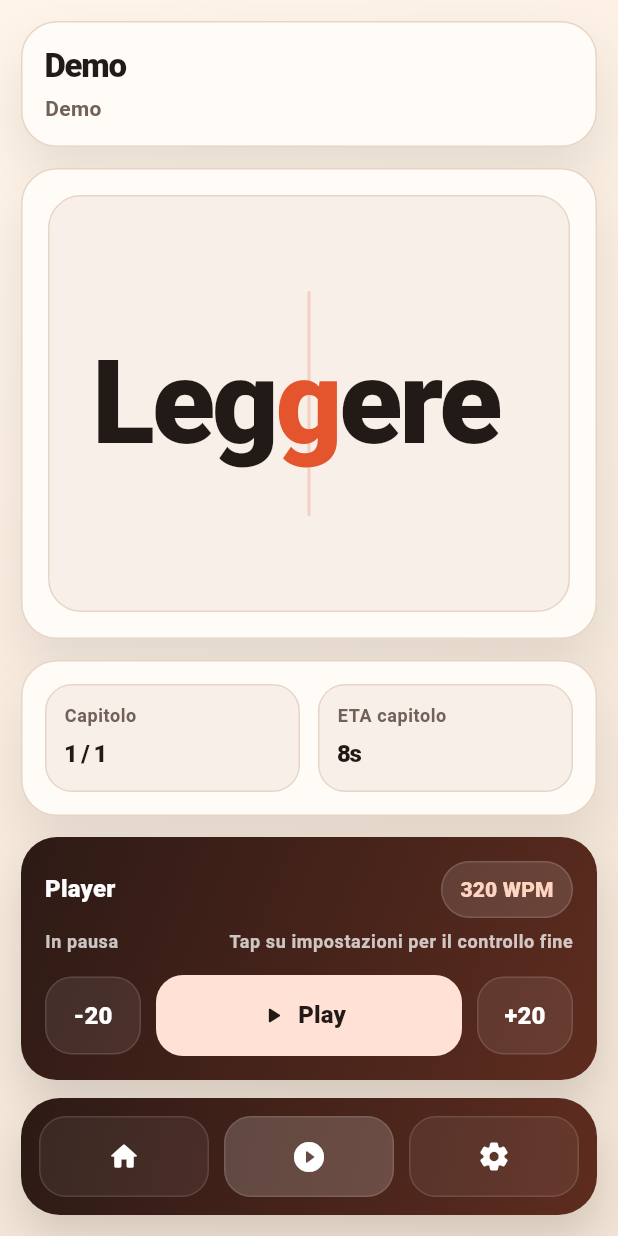
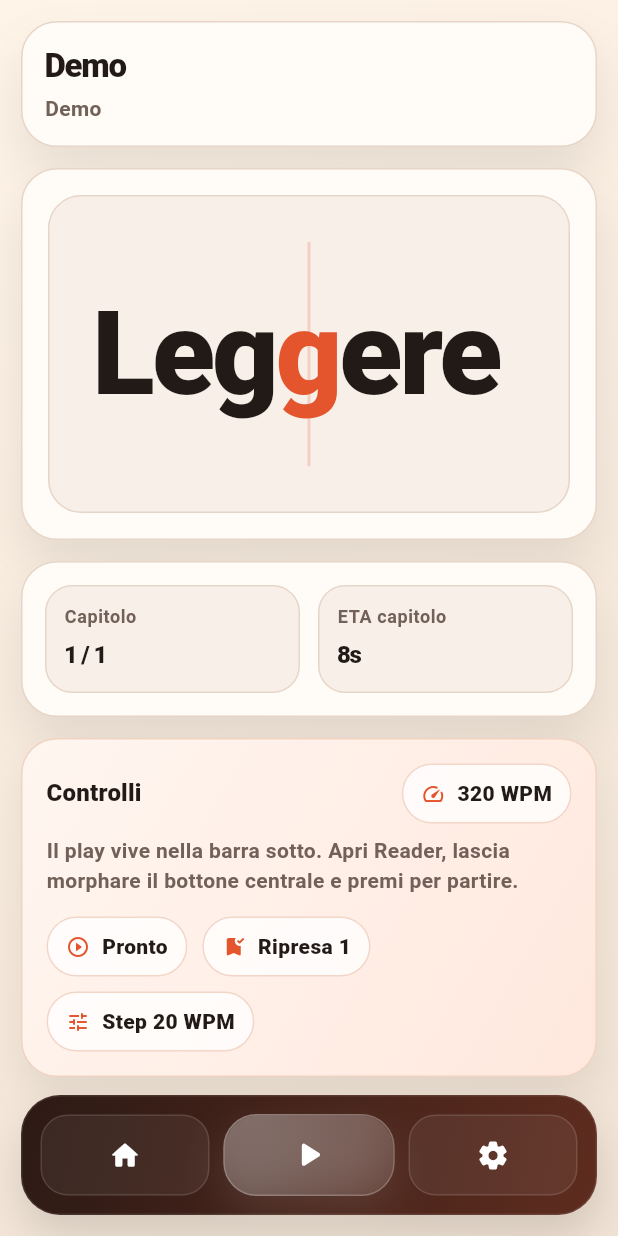
Before and after one commit to nicchia-code/speedy-pizza, a Flutter app: the screen it shows after launch, item 2 of the bottom bar chosen, on a phone screen of 412 x 824 dp. Run offline on Flutter 3.47's test engine with Material 3 defaults, Android fonts, the phone set to English and light mode, and no system bars; missing offline and left inert: dart:html.

Commit message:
feat: add android project and refine player flow

```diff
--- a/lib/main.dart
+++ b/lib/main.dart
@@ -93,8 +93,7 @@ class ReaderPage extends StatefulWidget {
   State<ReaderPage> createState() => _ReaderPageState();
 }
 
-class _ReaderPageState extends State<ReaderPage>
-    with SingleTickerProviderStateMixin {
+class _ReaderPageState extends State<ReaderPage> with TickerProviderStateMixin {
   final TextEditingController _textController = TextEditingController(
     text: _demoText,
   );
@@ -106,6 +105,7 @@ class _ReaderPageState extends State<ReaderPage>
   final ReadingSessionStore _sessionStore = createReadingSessionStore();
 
   late final Ticker _ticker;
+  late final AnimationController _readerPlayHintController;
 
   List<String> _words = _tokenize(_demoText);
   List<String> _chapterTexts = const [_demoText];
@@ -153,6 +153,8 @@ class _ReaderPageState extends State<ReaderPage>
   String get _activeSourceLabel => _prettifySourceName(_loadedFileName);
 
   bool get _hasImportedSource => _loadedFileName != null;
+  bool get _showReaderPlayTrigger =>
+      _activeTab == _AppTab.reader && !_isPlaying;
 
   String get _resumePointLabel => _hasWords ? '${_currentWordIndex + 1}' : '--';
 
@@ -189,6 +191,10 @@ class _ReaderPageState extends State<ReaderPage>
   void initState() {
     super.initState();
     _ticker = createTicker(_handleTick);
+    _readerPlayHintController = AnimationController(
+      vsync: this,
+      duration: const Duration(milliseconds: 3200),
+    )..repeat();
     _log('initState: reader ready');
     _restoreSession();
   }
@@ -203,6 +209,7 @@ class _ReaderPageState extends State<ReaderPage>
   void dispose() {
     _saveCurrentSession();
     _ticker.dispose();
+    _readerPlayHintController.dispose();
     _textController.dispose();
     _draftTextController.dispose();
     _resumeController.dispose();
@@ -721,6 +728,14 @@ class _ReaderPageState extends State<ReaderPage>
   void _adjustSpeedBy(double delta) {
     final nextValue = (_wordsPerMinute + delta).clamp(120.0, 900.0);
     _setSpeed(nextValue);
+  }
+
+  void _handleIdleReaderTrigger() {
+    if (_activeTab == _AppTab.reader) {
+      _togglePlayback();
+      return;
+    }
+    _navigateToTab(_AppTab.reader);
   }
 
   Future<void> _openAddContentSheet() async {
@@ -945,7 +960,7 @@ class _ReaderPageState extends State<ReaderPage>
     );
   }
 
-  Widget _buildPlayerCard(BuildContext context, {required bool compact}) {
+  Widget _buildReaderStatusCard(BuildContext context, {required bool compact}) {
     final textTheme = Theme.of(context).textTheme;
 
     return Container(
@@ -959,12 +974,13 @@ class _ReaderPageState extends State<ReaderPage>
         gradient: const LinearGradient(
           begin: Alignment.topLeft,
           end: Alignment.bottomRight,
-          colors: [Color(0xFF2D1A15), Color(0xFF5E2C1F)],
+          colors: [Color(0xFFFFF6F0), Color(0xFFFFE8DE)],
         ),
         borderRadius: BorderRadius.circular(compact ? 24 : 28),
+        border: Border.all(color: const Color(0xFFF1D3C2)),
         boxShadow: const [
           BoxShadow(
-            color: Color(0x22000000),
+            color: Color(0x14000000),
             blurRadius: 24,
             offset: Offset(0, 14),
           ),
@@ -976,117 +992,80 @@ class _ReaderPageState extends State<ReaderPage>
           Row(
             children: [
               Text(
-                'Player',
+                'Controlli',
                 style: textTheme.titleMedium?.copyWith(
-                  color: Colors.white,
+                  color: _ink,
                   fontWeight: FontWeight.w900,
                 ),
               ),
               const Spacer(),
-              Container(
-                padding: const EdgeInsets.symmetric(
-                  horizontal: 12,
-                  vertical: 8,
-                ),
-                decoration: BoxDecoration(
-                  color: Colors.white.withValues(alpha: 0.12),
-                  borderRadius: BorderRadius.circular(999),
-                  border: Border.all(
-                    color: Colors.white.withValues(alpha: 0.14),
-                  ),
-                ),
-                child: Text(
-                  '${_wordsPerMinute.round()} WPM',
-                  style: textTheme.labelLarge?.copyWith(
-                    color: const Color(0xFFFFD5C2),
-                    fontWeight: FontWeight.w800,
-                  ),
-                ),
+              _buildReaderStatePill(
+                label: '${_wordsPerMinute.round()} WPM',
+                icon: Icons.speed_rounded,
               ),
             ],
           ),
           const SizedBox(height: 8),
-          Row(
+          Text(
+            _isPlaying
+                ? 'La barra sotto e in modalita player. Da li puoi rallentare, mettere in pausa o accelerare.'
+                : 'Il play vive nella barra sotto. Apri Reader, lascia morphare il bottone centrale e premi per partire.',
+            style: textTheme.bodyMedium?.copyWith(
+              color: _muted,
+              height: 1.4,
+              fontWeight: FontWeight.w700,
+            ),
+          ),
+          const SizedBox(height: 14),
+          Wrap(
+            spacing: 10,
+            runSpacing: 10,
             children: [
-              Text(
-                _isPlaying ? 'Riproduzione attiva' : 'In pausa',
-                style: textTheme.bodySmall?.copyWith(
-                  color: Colors.white.withValues(alpha: 0.74),
-                  fontWeight: FontWeight.w700,
-                ),
+              _buildReaderStatePill(
+                label: _isPlaying ? 'Attivo' : 'Pronto',
+                icon: _isPlaying
+                    ? Icons.graphic_eq_rounded
+                    : Icons.play_circle_outline_rounded,
               ),
-              const Spacer(),
-              Text(
-                'Tap su impostazioni per il controllo fine',
-                style: textTheme.bodySmall?.copyWith(
-                  color: Colors.white.withValues(alpha: 0.74),
-                  fontWeight: FontWeight.w700,
-                ),
+              _buildReaderStatePill(
+                label: 'Ripresa $_resumePointLabel',
+                icon: Icons.bookmark_added_rounded,
+              ),
+              _buildReaderStatePill(
+                label: 'Step 20 WPM',
+                icon: Icons.tune_rounded,
               ),
             ],
           ),
-          const SizedBox(height: 14),
-          Row(
-            children: [
-              _buildPlayerActionButton(
-                label: '-20',
-                onPressed: _hasWords ? () => _adjustSpeedBy(-20) : null,
-              ),
-              const SizedBox(width: 10),
-              Expanded(
-                child: FilledButton.icon(
-                  onPressed: _togglePlayback,
-                  icon: Icon(
-                    _isPlaying ? Icons.pause_rounded : Icons.play_arrow_rounded,
-                  ),
-                  label: Text(_isPlaying ? 'Pause' : 'Play'),
-                  style: FilledButton.styleFrom(
-                    minimumSize: const Size.fromHeight(54),
-                    backgroundColor: const Color(0xFFFFE1D6),
-                    foregroundColor: _ink,
-                    shape: RoundedRectangleBorder(
-                      borderRadius: BorderRadius.circular(18),
-                    ),
-                    textStyle: textTheme.titleMedium?.copyWith(
-                      fontWeight: FontWeight.w800,
-                    ),
-                  ),
-                ),
-              ),
-              const SizedBox(width: 10),
-              _buildPlayerActionButton(
-                label: '+20',
-                onPressed: _hasWords ? () => _adjustSpeedBy(20) : null,
-              ),
-            ],
-          ),
         ],
       ),
     );
   }
 
-  Widget _buildPlayerActionButton({
+  Widget _buildReaderStatePill({
     required String label,
-    required VoidCallback? onPressed,
+    required IconData icon,
   }) {
-    return SizedBox(
-      width: 64,
-      height: 52,
-      child: OutlinedButton(
-        onPressed: onPressed,
-        style: OutlinedButton.styleFrom(
-          padding: EdgeInsets.zero,
-          backgroundColor: Colors.white.withValues(alpha: 0.08),
-          foregroundColor: Colors.white,
-          side: BorderSide(color: Colors.white.withValues(alpha: 0.12)),
-          shape: RoundedRectangleBorder(
-            borderRadius: BorderRadius.circular(18),
-          ),
-        ),
-        child: Text(
-          label,
-          style: const TextStyle(fontWeight: FontWeight.w900, fontSize: 16),
-        ),
+    return Container(
+      padding: const EdgeInsets.symmetric(horizontal: 12, vertical: 9),
+      decoration: BoxDecoration(
+        color: Colors.white.withValues(alpha: 0.78),
+        borderRadius: BorderRadius.circular(999),
+        border: Border.all(color: const Color(0xFFF2D6C8)),
+      ),
+      child: Row(
+        mainAxisSize: MainAxisSize.min,
+        children: [
+          Icon(icon, size: 16, color: _accent),
+          const SizedBox(width: 8),
+          Text(
+            label,
+            style: const TextStyle(
+              color: _ink,
+              fontWeight: FontWeight.w800,
+            ),
+          ),
+        ],
       ),
     );
   }
@@ -1145,18 +1124,19 @@ class _ReaderPageState extends State<ReaderPage>
           curve: Curves.easeOutCubic,
           padding: const EdgeInsets.all(12),
           decoration: BoxDecoration(
-            gradient: LinearGradient(
+            gradient: const LinearGradient(
               begin: Alignment.topLeft,
               end: Alignment.bottomRight,
-              colors: isPlayerMode
-                  ? const [Color(0xFFE4542D), Color(0xFF8E2916)]
-                  : const [Color(0xFF2D1A15), Color(0xFF5E2C1F)],
+              colors: [Color(0xFF2D1A15), Color(0xFF5E2C1F)],
             ),
             borderRadius: BorderRadius.circular(isPlayerMode ? 28 : 26),
+            border: Border.all(
+              color: Colors.white.withValues(alpha: isPlayerMode ? 0.16 : 0.1),
+            ),
             boxShadow: [
               BoxShadow(
                 color: isPlayerMode
-                    ? const Color(0x30E4542D)
+                    ? const Color(0x28000000)
                     : const Color(0x22000000),
                 blurRadius: isPlayerMode ? 28 : 24,
                 offset: const Offset(0, 14),
@@ -1198,10 +1178,7 @@ class _ReaderPageState extends State<ReaderPage>
         ),
         const SizedBox(width: 10),
         Expanded(
-          child: _buildIdleNavButton(
-            tab: _AppTab.reader,
-            icon: Icons.play_circle_fill_rounded,
-          ),
+          child: _buildIdleReaderTriggerButton(),
         ),
         const SizedBox(width: 10),
         Expanded(
@@ -1211,6 +1188,121 @@ class _ReaderPageState extends State<ReaderPage>
           ),
         ),
       ],
+    );
+  }
+
+  Widget _buildIdleReaderTriggerButton() {
+    return SizedBox(
+      height: 54,
+      child: AnimatedBuilder(
+        animation: _readerPlayHintController,
+        builder: (context, child) {
+          final showHint = _showReaderPlayTrigger;
+          final cycle = _readerPlayHintController.value;
+          final shineVisible = showHint && cycle >= 0.16 && cycle <= 0.54;
+          final shineProgress = shineVisible
+              ? Curves.easeInOut.transform((cycle - 0.16) / 0.38)
+              : 0.0;
+          final shineX = -1.35 + (2.7 * shineProgress);
+          final pulse =
+              showHint ? 1 + (0.028 * math.max(0, math.sin(cycle * math.pi))) : 1.0;
+          final borderRadius = BorderRadius.circular(showHint ? 22 : 18);
+
+          return Transform.scale(
+            scale: pulse,
+            child: AnimatedContainer(
+              duration: const Duration(milliseconds: 260),
+              curve: Curves.easeOutCubic,
+              decoration: BoxDecoration(
+                gradient: showHint
+                    ? LinearGradient(
+                        begin: Alignment.topLeft,
+                        end: Alignment.bottomRight,
+                        colors: [
+                          Colors.white.withValues(alpha: 0.26),
+                          Colors.white.withValues(alpha: 0.1),
+                        ],
+                      )
+                    : null,
+                color: showHint ? null : Colors.white.withValues(alpha: 0.06),
+                borderRadius: borderRadius,
+                border: Border.all(
+                  color: Colors.white.withValues(alpha: showHint ? 0.22 : 0.12),
+                ),
+                boxShadow: showHint
+                    ? const [
+                        BoxShadow(
+                          color: Color(0x1AFFFFFF),
+                          blurRadius: 22,
+                          offset: Offset(0, 10),
+                        ),
+                      ]
+                    : null,
+              ),
+              child: Material(
+                color: Colors.transparent,
+                child: InkWell(
+                  borderRadius: borderRadius,
+                  onTap: _handleIdleReaderTrigger,
+                  child: ClipRRect(
+                    borderRadius: borderRadius,
+                    child: Stack(
+                      fit: StackFit.expand,
+                      children: [
+                        if (showHint)
+                          DecoratedBox(
+                            decoration: BoxDecoration(
+                              gradient: LinearGradient(
+                                begin: Alignment.topCenter,
+                                end: Alignment.bottomCenter,
+                                colors: [
+                                  Colors.white.withValues(alpha: 0.12),
+                                  Colors.white.withValues(alpha: 0),
+                                ],
+                              ),
+                            ),
+                          ),
+                        if (showHint)
+                          AnimatedOpacity(
+                            opacity: shineVisible ? 1 : 0,
+                            duration: const Duration(milliseconds: 180),
+                            child: Align(
+                              alignment: Alignment(shineX, 0),
+                              child: Transform.rotate(
+                                angle: -0.28,
+                                child: Container(
+                                  width: 34,
+                                  decoration: BoxDecoration(
+                                    gradient: LinearGradient(
+                                      begin: Alignment.centerLeft,
+                                      end: Alignment.centerRight,
+                                      colors: [
+                                        Colors.white.withValues(alpha: 0),
+                                        Colors.white.withValues(alpha: 0.34),
+                                        Colors.white.withValues(alpha: 0),
+                                      ],
+                                    ),
+                                  ),
+                                ),
+                              ),
+                            ),
+                          ),
+                        Center(
+                          child: Icon(
+                            Icons.play_arrow_rounded,
+                            size: showHint ? 28 : 24,
+                            color: Colors.white,
+                          ),
+                        ),
+                      ],
+                    ),
+                  ),
+                ),
+              ),
+            ),
+          );
+        },
+      ),
     );
   }
 
@@ -1258,7 +1350,7 @@ class _ReaderPageState extends State<ReaderPage>
               style: FilledButton.styleFrom(
                 elevation: 0,
                 backgroundColor: Colors.white,
-                foregroundColor: _accent,
+                foregroundColor: _ink,
                 shape: RoundedRectangleBorder(
                   borderRadius: BorderRadius.circular(20),
                 ),
@@ -1330,7 +1422,7 @@ class _ReaderPageState extends State<ReaderPage>
                       gradient: const LinearGradient(
                         begin: Alignment.topLeft,
                         end: Alignment.bottomRight,
-                        colors: [Color(0xFF2D1A15), Color(0xFF6B3522)],
+                        colors: [Color(0xFFFFDCCF), Color(0xFFF6A27C)],
                       ),
                       borderRadius: BorderRadius.circular(compact ? 28 : 34),
                       boxShadow: const [
@@ -1350,13 +1442,13 @@ class _ReaderPageState extends State<ReaderPage>
                             vertical: 8,
                           ),
                           decoration: BoxDecoration(
-                            color: Colors.white.withValues(alpha: 0.1),
+                            color: Colors.white.withValues(alpha: 0.5),
                             borderRadius: BorderRadius.circular(999),
                           ),
                           child: Text(
                             'SCHERMATA INIZIALE',
                             style: textTheme.labelLarge?.copyWith(
-                              color: const Color(0xFFFFD5C2),
+                              color: _accent,
                               fontWeight: FontWeight.w900,
                               letterSpacing: 1.0,
                             ),
@@ -1367,10 +1459,10 @@ class _ReaderPageState extends State<ReaderPage>
                           'Speedy Reader',
                           style:
                               (compact
-                                      ? textTheme.headlineMedium
-                                      : textTheme.displaySmall)
+                                  ? textTheme.headlineMedium
+                                  : textTheme.displaySmall)
                                   ?.copyWith(
-                                    color: Colors.white,
+                                    color: _ink,
                                     fontWeight: FontWeight.w900,
                                     letterSpacing: compact ? -1.2 : -1.8,
                                     height: 0.94,
@@ -1382,7 +1474,7 @@ class _ReaderPageState extends State<ReaderPage>
                               ? 'Riprendi $_activeSourceLabel dal capitolo $_chapterProgressLabel, oppure aggiungi un nuovo contenuto.'
                               : 'Apri il reader oppure carica un contenuto. L app resta focalizzata su una sola schermata alla volta.',
                           style: textTheme.bodyLarge?.copyWith(
-                            color: Colors.white.withValues(alpha: 0.76),
+                            color: _ink.withValues(alpha: 0.72),
                             height: 1.4,
                           ),
                         ),
@@ -1614,7 +1706,7 @@ class _ReaderPageState extends State<ReaderPage>
                   ),
                 ),
                 const SizedBox(height: 14),
-                _buildPlayerCard(context, compact: compact),
+                _buildReaderStatusCard(context, compact: compact),
               ],
             ),
           ),
```
Also changed, not shown: 26 other files.
